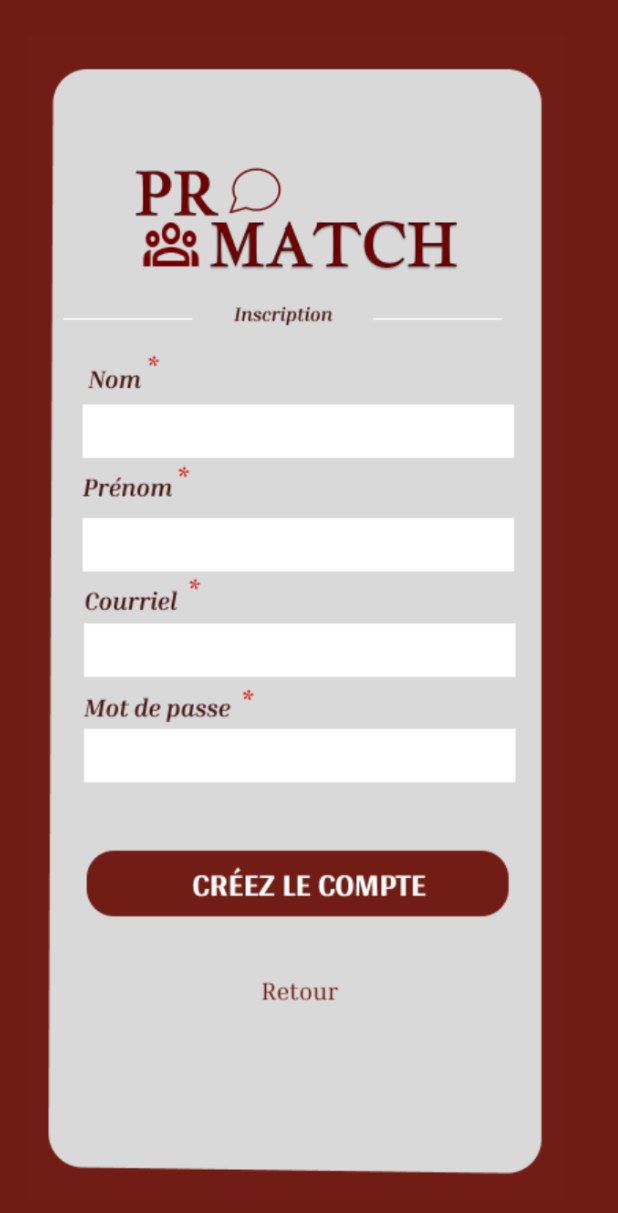
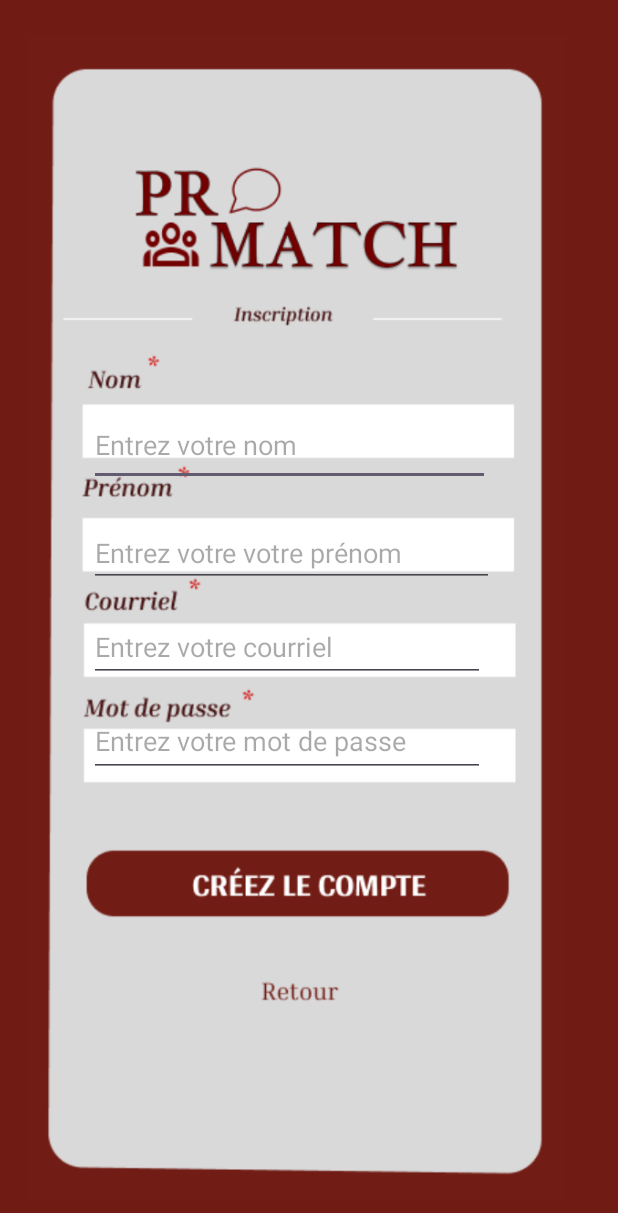
Before and after one commit to eyaCherni965/ProMatch-Mobile-, an Android app: the PageInscription screen opened directly, with no data from a screen before it, on a phone screen of 412 x 824 dp. Shown: the top 1213 px of the screen. Run offline under Robolectric (Android 15) with nearby library versions, the phone set to English and light mode, and no system bars.

Commit message:
Sans api
Activity main, choixEtudiant Inscription et Connexion ont des input fonctionnel, maintenant faut envoyer les informations entrées dans la base de données

```diff
--- a/app/src/main/java/com/vos_initiales/projet_integrateur/PageInscription.java
+++ b/app/src/main/java/com/vos_initiales/projet_integrateur/PageInscription.java
@@ -14,9 +14,10 @@ public class PageInscription extends AppCompatActivity {
         setContentView(R.layout.activity_page_inscription);
 
         // Bouton Étudiant
-        Button btnBack = findViewById(R.id.inscription_retour);
+        Button btnBack = findViewById(R.id.inscriptionRetour);
+        Button btnInscription = findViewById(R.id.buttonInscription);
 
         btnBack.setOnClickListener(v -> startActivity(new Intent(PageInscription.this, ChoixEtudiant.class)));
-
+        btnInscription.setOnClickListener(v -> startActivity(new Intent(PageInscription.this, MainActivity.class)));
 
     }}
--- a/app/src/main/res/layout/activity_etat_de_mes_demandes.xml
+++ b/app/src/main/res/layout/activity_etat_de_mes_demandes.xml
@@ -15,7 +15,7 @@
         android:contentDescription="@string/todo"
         android:focusable="false"
         android:scaleType="centerCrop"
-        android:src="@drawable/etat"
+        android:src="@drawable/etatdemande"
         app:layout_constraintBottom_toBottomOf="parent"
         app:layout_constraintEnd_toEndOf="parent"
         app:layout_constraintHorizontal_bias="1.0"
--- a/app/src/main/res/layout/activity_page_inscription.xml
+++ b/app/src/main/res/layout/activity_page_inscription.xml
@@ -21,98 +21,93 @@
         app:layout_constraintTop_toTopOf="parent"
         app:srcCompat="@drawable/pageinscription" />
 
-    <ImageView
-        android:id="@+id/imageView5"
-        android:layout_width="501dp"
-        android:layout_height="777dp"
-        android:layout_marginStart="2dp"
-        android:layout_marginEnd="16dp"
+    <EditText
+        android:id="@+id/nomInscription"
+        android:layout_width="267dp"
+        android:layout_height="54dp"
+        android:ems="10"
+        android:hint="Entrez votre nom"
+        android:inputType="text"
+        android:minHeight="48dp"
         app:layout_constraintBottom_toBottomOf="parent"
         app:layout_constraintEnd_toEndOf="parent"
-        app:layout_constraintHorizontal_bias="0.518"
+        app:layout_constraintHorizontal_bias="0.409"
         app:layout_constraintStart_toStartOf="parent"
         app:layout_constraintTop_toTopOf="parent"
-        app:srcCompat="@drawable/pageinscription" />
+        app:layout_constraintVertical_bias="0.351" />
 
     <EditText
-        android:id="@+id/connexion_mail3"
-        android:layout_width="288dp"
-        android:layout_height="43dp"
-        android:alpha="0"
+        android:id="@+id/prenomInscription"
+        android:layout_width="270dp"
+        android:layout_height="45dp"
         android:ems="10"
+        android:hint="Entrez votre votre prénom"
+        android:inputType="text"
+        app:layout_constraintBottom_toBottomOf="parent"
+        app:layout_constraintEnd_toEndOf="parent"
+        app:layout_constraintHorizontal_bias="0.418"
+        app:layout_constraintStart_toStartOf="parent"
+        app:layout_constraintTop_toTopOf="parent"
+        app:layout_constraintVertical_bias="0.444"
+        tools:ignore="TouchTargetSizeCheck" />
+
+    <EditText
+        android:id="@+id/emailInscription"
+        android:layout_width="264dp"
+        android:layout_height="46dp"
+        android:ems="10"
+        android:hint="Entrez votre courriel"
         android:inputType="textEmailAddress"
         app:layout_constraintBottom_toBottomOf="parent"
         app:layout_constraintEnd_toEndOf="parent"
-        app:layout_constraintHorizontal_bias="0.455"
+        app:layout_constraintHorizontal_bias="0.401"
         app:layout_constraintStart_toStartOf="parent"
         app:layout_constraintTop_toTopOf="parent"
-        app:layout_constraintVertical_bias="0.431" />
+        app:layout_constraintVertical_bias="0.525"
+        tools:ignore="TouchTargetSizeCheck" />
+
+    <EditText
+        android:id="@+id/motDePasseInscription"
+        android:layout_width="264dp"
+        android:layout_height="47dp"
+        android:ems="10"
+        android:hint="Entrez votre mot de passe"
+        android:inputType="textPassword"
+        app:layout_constraintBottom_toBottomOf="parent"
+        app:layout_constraintEnd_toEndOf="parent"
+        app:layout_constraintHorizontal_bias="0.401"
+        app:layout_constraintStart_toStartOf="parent"
+        app:layout_constraintTop_toTopOf="parent"
+        app:layout_constraintVertical_bias="0.606"
+        tools:ignore="TouchTargetSizeCheck" />
 
     <Button
-        android:id="@+id/inscription_retour"
-        android:layout_width="142dp"
-        android:layout_height="35dp"
+        android:id="@+id/inscriptionRetour"
+        android:layout_width="wrap_content"
+        android:layout_height="wrap_content"
         android:background="@android:color/transparent"
         android:text=""
         app:layout_constraintBottom_toBottomOf="parent"
         app:layout_constraintEnd_toEndOf="parent"
-        app:layout_constraintHorizontal_bias="0.46"
+        app:layout_constraintHorizontal_bias="0.498"
         app:layout_constraintStart_toStartOf="parent"
         app:layout_constraintTop_toTopOf="parent"
-        app:layout_constraintVertical_bias="0.856" />
+        app:layout_constraintVertical_bias="0.784"
+        tools:ignore="SpeakableTextPresentCheck" />
 
     <Button
-        android:id="@+id/inscription_cree"
-        android:layout_width="277dp"
-        android:layout_height="46dp"
-        android:alpha="0"
-        android:text="Button"
+        android:id="@+id/buttonInscription"
+        android:layout_width="272dp"
+        android:layout_height="56dp"
+        android:background="@android:color/transparent"
+        android:text=""
         app:layout_constraintBottom_toBottomOf="parent"
         app:layout_constraintEnd_toEndOf="parent"
-        app:layout_constraintHorizontal_bias="0.496"
+        app:layout_constraintHorizontal_bias="0.424"
         app:layout_constraintStart_toStartOf="parent"
-        app:layout_constraintTop_toTopOf="parent"
-        app:layout_constraintVertical_bias="0.754" />
+        app:layout_constraintTop_toTopOf="@+id/imageView4"
+        app:layout_constraintVertical_bias="0.681"
+        tools:ignore="SpeakableTextPresentCheck" />
 
-    <EditText
-        android:id="@+id/connexion_mail2"
-        android:layout_width="288dp"
-        android:layout_height="43dp"
-        android:alpha="0"
-        android:ems="10"
-        android:inputType="textEmailAddress"
-        app:layout_constraintBottom_toBottomOf="parent"
-        app:layout_constraintEnd_toEndOf="parent"
-        app:layout_constraintHorizontal_bias="0.422"
-        app:layout_constraintStart_toStartOf="parent"
-        app:layout_constraintTop_toTopOf="parent"
-        app:layout_constraintVertical_bias="0.318" />
-
-    <EditText
-        android:id="@+id/editTextTextEmailAddress"
-        android:layout_width="305dp"
-        android:layout_height="39dp"
-        android:layout_marginBottom="324dp"
-        android:alpha="0"
-        android:ems="10"
-        android:inputType="textEmailAddress"
-        app:layout_constraintBottom_toBottomOf="parent"
-        app:layout_constraintEnd_toEndOf="parent"
-        app:layout_constraintHorizontal_bias="0.49"
-        app:layout_constraintStart_toStartOf="parent" />
-
-    <EditText
-        android:id="@+id/editTextNumberPassword"
-        android:layout_width="283dp"
-        android:layout_height="36dp"
-        android:alpha="0"
-        android:ems="10"
-        android:inputType="numberPassword"
-        app:layout_constraintBottom_toBottomOf="parent"
-        app:layout_constraintEnd_toEndOf="parent"
-        app:layout_constraintHorizontal_bias="0.445"
-        app:layout_constraintStart_toStartOf="parent"
-        app:layout_constraintTop_toTopOf="parent"
-        app:layout_constraintVertical_bias="0.628" />
 
 </androidx.constraintlayout.widget.ConstraintLayout>
--- a/app/src/main/res/values/strings.xml
+++ b/app/src/main/res/values/strings.xml
@@ -4,4 +4,5 @@
     <string name="vous_tes_un_employ">Vous êtes un Employé</string>
     <string name="texte_tudiant">Texte Étudiant</string>
     <string name="bouton_tudiant">Bouton Étudiant</string>
+    <string name="veuillez_entrer_votre_courriel">Veuillez entrer votre courriel</string>
 </resources>
```
Also changed, not shown: app/src/main/java/com/vos_initiales/projet_integrateur/EtudiantAPI.java (added, +17 -0 lines), app/src/main/java/com/vos_initiales/projet_integrateur/PageConnexion.java (+5 -2 lines), app/src/main/java/com/vos_initiales/projet_integrateur/RetrofitClient.java (added, +20 -0 lines), app/src/main/res/layout/activity_choix_etudiant.xml (+3 -14 lines), app/src/main/res/layout/activity_main.xml (+1 -11 lines), app/src/main/res/layout/activity_page_connexion.xml (+43 -60 lines), app/src/main/res/layout/activity_update_profile.xml (+1 -11 lines), app/src/main/res/drawable/accueilpage.png (added), app/src/main/res/drawable/connect.png (added).
